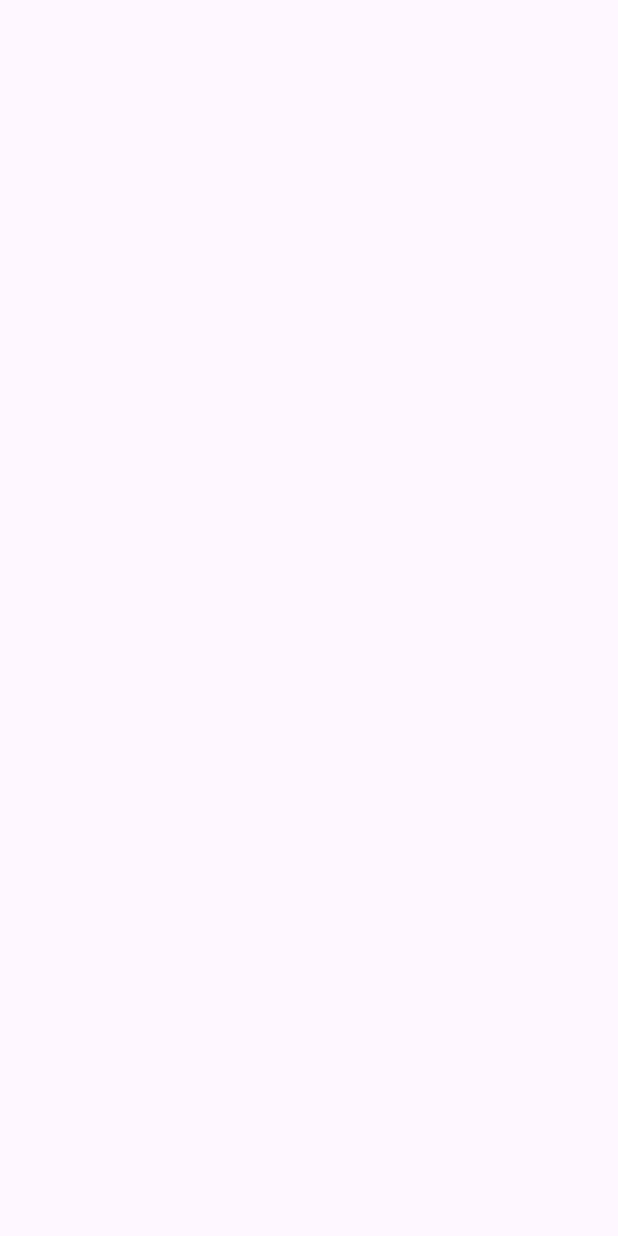
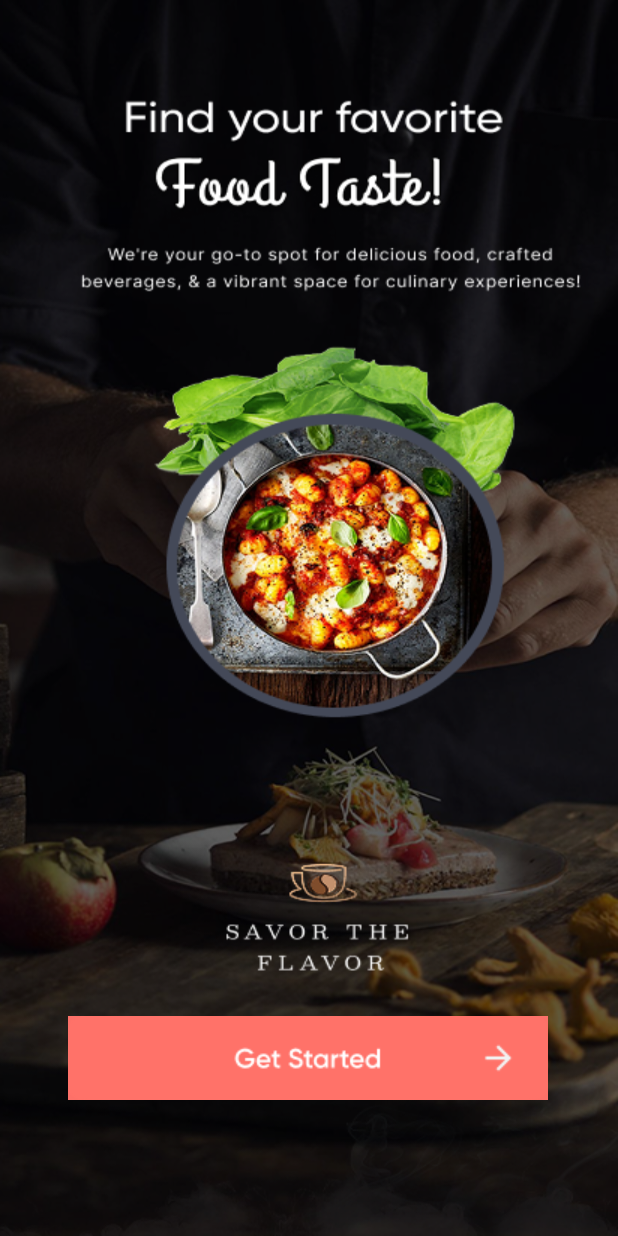
Before and after one commit to SarvagyaSaxena101/RasoiGhar, an Android app: the screen it shows after launch (MainActivity), on a phone screen of 412 x 824 dp. Before the commit the screen is empty. Run offline under Robolectric (Android 15) with nearby library versions, the phone set to English and light mode, and no system bars.

Commit message:
some few edits

```diff
--- a/app/src/main/res/layout/activity_main.xml
+++ b/app/src/main/res/layout/activity_main.xml
@@ -3,6 +3,23 @@
     xmlns:app="http://schemas.android.com/apk/res-auto"
     xmlns:tools="http://schemas.android.com/tools"
     android:id="@+id/main"
+    android:background="@drawable/front_page"
     android:layout_width="match_parent"
     android:layout_height="match_parent"
-    tools:context=".MainActivity"/>
+    tools:context=".MainActivity">
+
+    <ImageButton
+        android:id="@+id/getting_started"
+        style="@style/Widget.AppCompat.ImageButton"
+        android:layout_width="wrap_content"
+        android:layout_height="wrap_content"
+        android:background="#FD7169"
+        android:scaleType="fitEnd"
+        app:layout_constraintBottom_toBottomOf="parent"
+        app:layout_constraintEnd_toEndOf="parent"
+        app:layout_constraintHorizontal_bias="0.493"
+        app:layout_constraintStart_toStartOf="parent"
+        app:layout_constraintTop_toTopOf="parent"
+        app:layout_constraintVertical_bias="0.882"
+        app:srcCompat="@drawable/button_png_getting_started" />
+</androidx.constraintlayout.widget.ConstraintLayout>
```
Also changed, not shown: app/src/main/res/drawable/button_png_getting_started.png (added), app/src/main/res/drawable/front_page.png (added).
